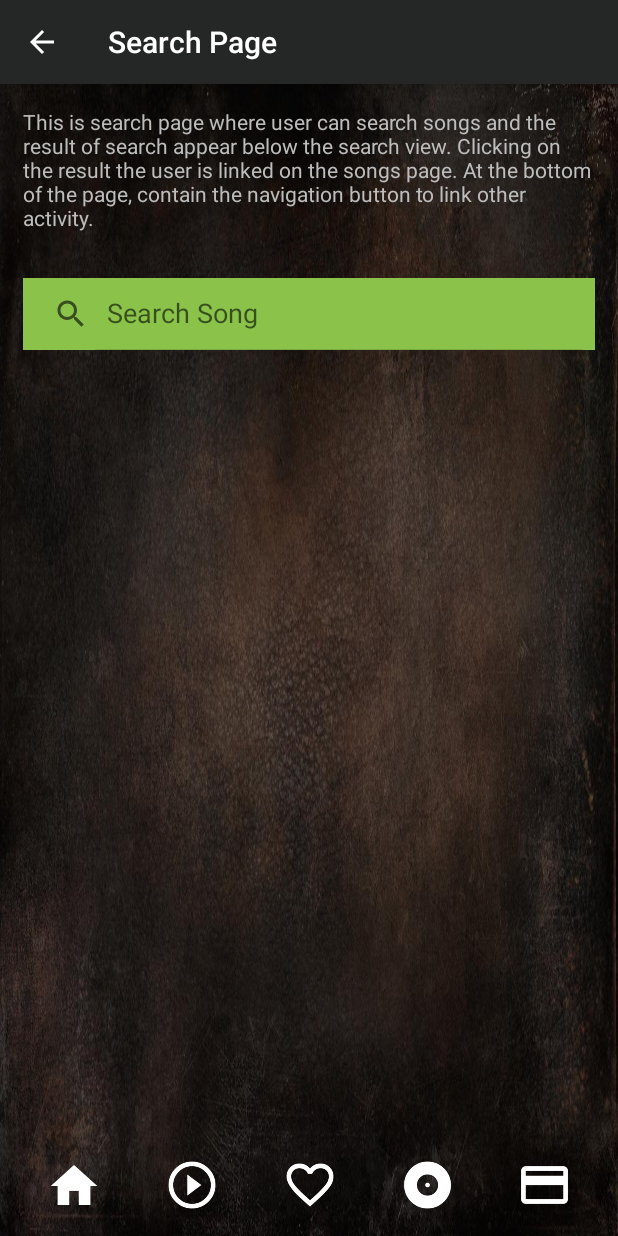
After one commit to fdepedis/MyMusicApp, an Android app: the SearchActivity screen opened directly, with no data from a screen before it, on a phone screen of 412 x 824 dp. The commit adds this screen. Run offline under Robolectric (Android 15) with nearby library versions, the phone set to English and light mode, and no system bars.

Commit message:
Add search activity

```diff
--- /dev/null
+++ b/app/src/main/java/it/flaviodepedis/mymusicapp/SearchActivity.java
@@ -0,0 +1,13 @@
+package it.flaviodepedis.mymusicapp;
+
+import android.support.v7.app.AppCompatActivity;
+import android.os.Bundle;
+
+public class SearchActivity extends AppCompatActivity {
+
+    @Override
+    protected void onCreate(Bundle savedInstanceState) {
+        super.onCreate(savedInstanceState);
+        setContentView(R.layout.activity_search);
+    }
+}
--- /dev/null
+++ b/app/src/main/res/layout/activity_search.xml
@@ -0,0 +1,43 @@
+<?xml version="1.0" encoding="utf-8"?>
+<RelativeLayout xmlns:android="http://schemas.android.com/apk/res/android"
+    xmlns:tools="http://schemas.android.com/tools"
+    android:id="@+id/main_activity"
+    android:layout_width="match_parent"
+    android:layout_height="match_parent"
+    android:background="@drawable/ic_sfondo_home"
+    android:orientation="vertical"
+    tools:context="it.flaviodepedis.mymusicapp.MainActivity">
+
+    <TextView
+        android:id="@+id/main_desc"
+        android:layout_width="wrap_content"
+        android:layout_height="wrap_content"
+        android:layout_margin="15dp"
+        android:text="@string/search_desc"
+        android:textAppearance="?android:textAppearanceSmall"
+        android:textColor="@color/divider" />
+
+    <SearchView
+        android:id="@+id/search_view"
+        android:layout_width="match_parent"
+        android:layout_height="wrap_content"
+        android:layout_below="@id/main_desc"
+        android:layout_margin="15dp"
+        android:background="@color/primary"
+        android:iconifiedByDefault="false"
+        android:queryHint="@string/search_song" />
+
+    <LinearLayout
+        android:id="@+id/bar"
+        android:layout_width="match_parent"
+        android:layout_height="wrap_content"
+        android:layout_alignParentBottom="true"
+        android:orientation="horizontal">
+
+        <include
+            android:id="@+id/menu_bar_1"
+            layout="@layout/menu_bar_1" />
+
+    </LinearLayout>
+
+</RelativeLayout>
--- a/app/src/main/res/layout/menu_bar_1.xml
+++ b/app/src/main/res/layout/menu_bar_1.xml
@@ -2,10 +2,8 @@
 <LinearLayout xmlns:android="http://schemas.android.com/apk/res/android"
     android:layout_width="wrap_content"
     android:layout_height="wrap_content"
-    xmlns:tools="http://schemas.android.com/tools"
     android:orientation="horizontal"
-    android:layout_margin="10dp"
-    tools:showIn="@layout/activity_main">
+    android:layout_margin="10dp">
 
     <ImageView
         android:id="@+id/img_home"
--- a/app/src/main/res/layout/menu_bar_2.xml
+++ b/app/src/main/res/layout/menu_bar_2.xml
@@ -3,7 +3,6 @@
     android:layout_width="wrap_content"
     android:layout_height="wrap_content"
     android:orientation="horizontal"
-    android:background="@color/colorPrimaryDark"
     android:layout_margin="10dp">
 
     <ImageView
--- a/app/src/main/res/values/strings.xml
+++ b/app/src/main/res/values/strings.xml
@@ -2,8 +2,14 @@
     <!-- String for app name -->
     <string name="app_name">My Music App</string>
 
-    <!-- String for activity main descriptio -->
+    <!-- String for Search Page name -->
+    <string name="search_label">Search Page</string>
+
+    <!-- String for activity main description -->
     <string name="main_desc">This is a main page that diplay a variety mood where the user can choose in according to their preferences. At the bottom of the page, contain the navigation button to link other activity.</string>
+
+    <!-- String for search activity description -->
+    <string name="search_desc">This is search page where user can search songs and the result of search appear below the search view. Clicking on the result the user is linked on the songs page. At the bottom of the page, contain the navigation button to link other activity.</string>
 
     <!-- String for search field -->
     <string name="search_song">Search Song</string>
```
Also changed, not shown: app/src/main/AndroidManifest.xml (+9 -0 lines), app/src/main/res/layout/activity_main.xml (+4 -14 lines).
